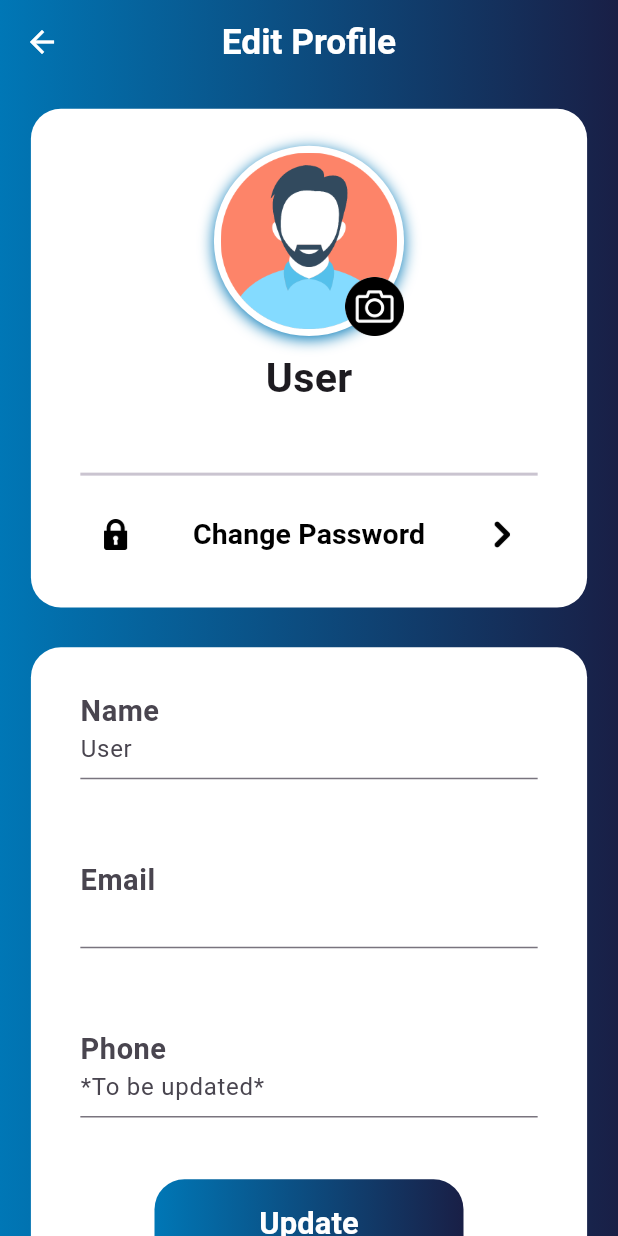
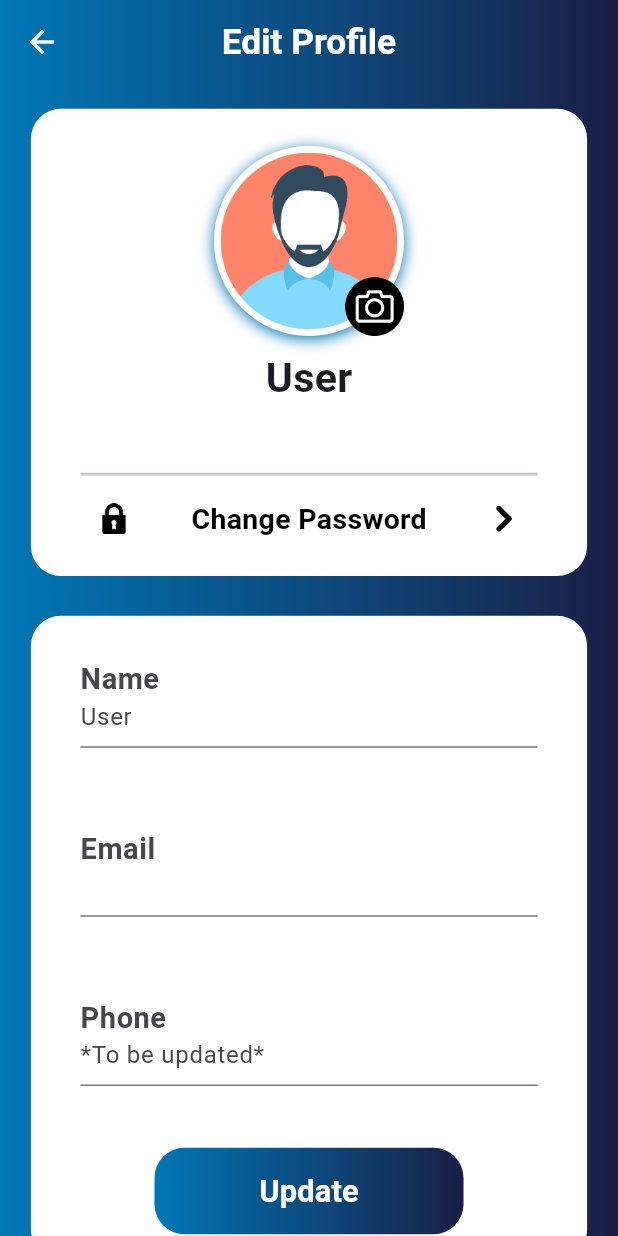
Before and after one commit to Labbi-capstone/labbi_frontend, a Flutter app: the screen it shows after launch, on a phone screen of 412 x 824 dp. Run offline on Flutter 3.47's test engine with Material 3 defaults, Android fonts, the phone set to English and light mode, and no system bars; our stand-ins replace fl_chart, flutter_dotenv, flutter_riverpod, flutter_switch, font_awesome_flutter, google_fonts and 5 more.

Commit message:
update change password button in edit user profile page

```diff
--- a/lib/app/screens/user_profile/user_edit/update_profile.dart
+++ b/lib/app/screens/user_profile/user_edit/update_profile.dart
@@ -151,12 +151,8 @@ class UpdateProfileState extends ConsumerState<UpdateProfile> {
                         right: 0.02 * screenWidth,
                         left: 0.02 * screenWidth,
                         bottom: 0.03 * screenHeight),
-                    child: ElevatedButton(
-                      style: ElevatedButton.styleFrom(
-                        elevation: 0,
-                        backgroundColor: Colors.transparent,
-                      ),
-                      onPressed: () {
+                    child: InkWell(
+                      onTap: () {
                         Navigator.of(context).push(MaterialPageRoute(
                             builder: (context) => const ChangePasswordPage()));
                       },
--- a/lib/app/screens/user_profile/user_profile.dart
+++ b/lib/app/screens/user_profile/user_profile.dart
@@ -182,7 +182,7 @@ class _UserProfilePageState extends State<UserProfilePage> {
           backgroundColor: Colors.white,
           child: ClipOval(
             child: Image(
-              image: const AssetImage("assets/images/test-profile-image.jpg"),
+              image: const AssetImage("assets/images/man.png"),
               height: (screenHeight / 10.3) * 2,
               width: (screenHeight / 10.3) * 2,
               fit: BoxFit.fill,
```
Also changed, not shown: assets/images/test-profile-image.jpg (deleted).
